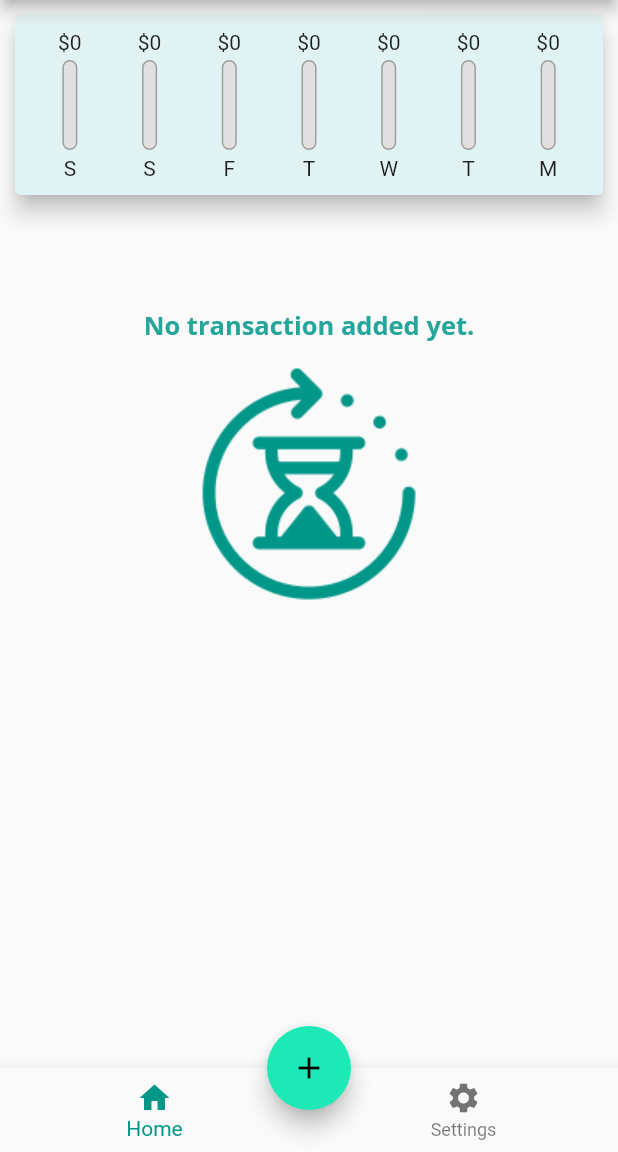
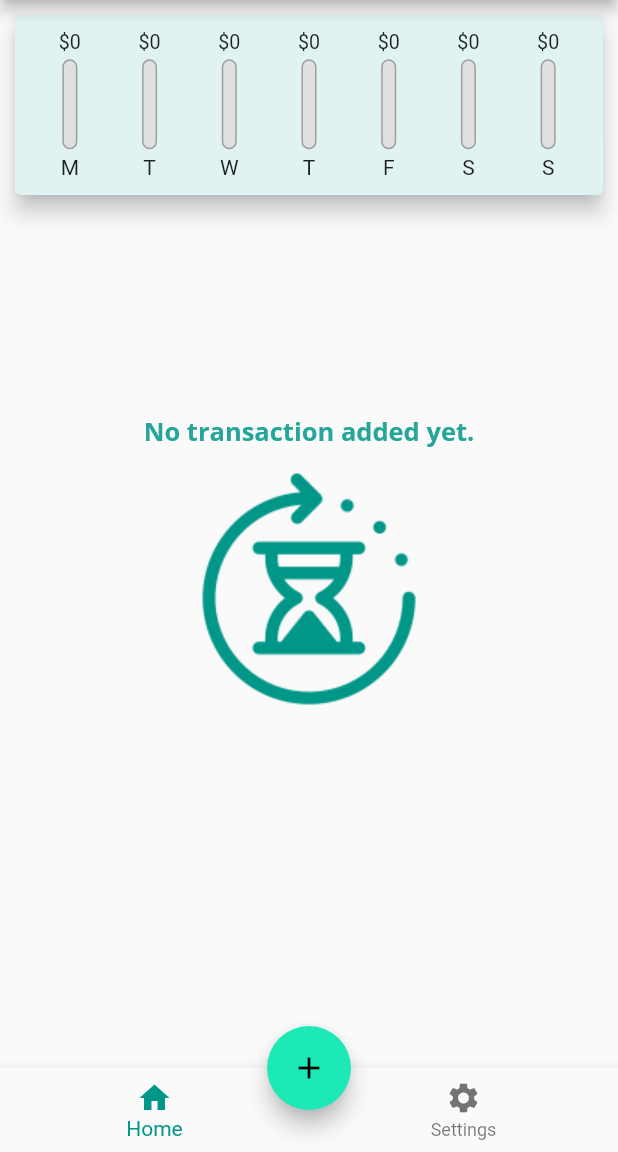
Before and after one commit to inisoultani/flutter-expense-planner, a Flutter app: the screen it shows after launch, on a phone screen of 412 x 824 dp, the part 84-1236 px from its top. Run offline on Flutter 3.47's test engine with Material 2 defaults, Android fonts, the phone set to English and light mode, and no system bars.

Commit message:
add delete button add and adjust ListTransactions height

```diff
--- a/lib/main.dart
+++ b/lib/main.dart
@@ -17,13 +17,20 @@ class ExpensePlannerApp extends StatelessWidget {
         primarySwatch: Colors.teal,
         accentColor: Colors.tealAccent[400],
         fontFamily: 'Quicksand',
+        errorColor: Colors.red,
         textTheme: ThemeData.light().textTheme.copyWith(
           headline6: TextStyle(
             fontFamily: 'OpenSans',
             fontSize: 17,
             fontWeight: FontWeight.bold,
             color: Colors.teal[400]
-          )
+          ),
+          button: TextStyle(color: Colors.white)
+        ),
+        buttonTheme: ThemeData.light().buttonTheme.copyWith(
+          focusColor: Colors.red,
+          buttonColor: Colors.red,
+          height: 30,
         ),
         appBarTheme: AppBarTheme(
           textTheme: ThemeData.light().textTheme.copyWith(
--- a/lib/widgets/chart.dart
+++ b/lib/widgets/chart.dart
@@ -23,7 +23,7 @@ class Chart extends StatelessWidget {
         'day': DateFormat.E().format(weekDay).substring(0, 1),
         'amount': totalSum,
       };
-    });
+    }).reversed.toList();
   }
 
   double get totalSpending {
--- a/lib/widgets/chart_bar.dart
+++ b/lib/widgets/chart_bar.dart
@@ -15,7 +15,12 @@ class ChartBar extends StatelessWidget {
     //print('spendingPctTotal : $spendingPctTotal');
     return Column(
       children: [
-        FittedBox(child: Text('\$${spendingAmount.toStringAsFixed(0)}')),
+        Container(
+          height: 15,
+          child: FittedBox(
+            child: Text('\$${spendingAmount.toStringAsFixed(0)}')
+          )
+        ),
         SizedBox(
           height: 4,
         ),
--- a/lib/widgets/transaction_list.dart
+++ b/lib/widgets/transaction_list.dart
@@ -5,8 +5,10 @@ import '../models/transaction.dart';
 
 class TransactionList extends StatelessWidget {
   final List<Transaction> userTransactions;
+  final Function deleteTransaction;
 
-  TransactionList({required this.userTransactions});
+  TransactionList(
+      {required this.userTransactions, required this.deleteTransaction});
 
   List<_TransactionCard> renderTransactionCards() {
     return userTransactions
@@ -19,7 +21,7 @@ class TransactionList extends StatelessWidget {
   @override
   Widget build(BuildContext context) {
     return Container(
-      height: MediaQuery.of(context).size.height * 0.43,
+      height: MediaQuery.of(context).size.height * 0.6,
       child: this.userTransactions.isEmpty
           ? Column(
               children: [
@@ -42,7 +44,10 @@ class TransactionList extends StatelessWidget {
                 // return _TransactionCard(
                 //   transaction: this.userTransactions[idx],
                 // );
-                return _ListTileCard(transaction: this.userTransactions[idx],);
+                return _ListTileCard(
+                  transaction: this.userTransactions[idx],
+                  deleteTransaction: this.deleteTransaction,
+                );
               },
             ),
     );
@@ -114,8 +119,9 @@ class _TransactionCard extends StatelessWidget {
 
 class _ListTileCard extends StatelessWidget {
   final Transaction transaction;
+  final Function deleteTransaction;
 
-  _ListTileCard({required this.transaction});
+  _ListTileCard({required this.transaction, required this.deleteTransaction});
 
   @override
   Widget build(BuildContext context) {
@@ -145,6 +151,11 @@ class _ListTileCard extends StatelessWidget {
           DateFormat.yMEd().add_jms().format(transaction.date),
           style: TextStyle(fontSize: 12, color: Colors.grey),
         ),
+        trailing: IconButton(
+          icon: Icon(Icons.delete),
+          color: Theme.of(context).errorColor,
+          onPressed: () => this.deleteTransaction(transaction.id),
+        ),
       ),
     );
   }
--- a/lib/widgets/user_transactions.dart
+++ b/lib/widgets/user_transactions.dart
@@ -29,32 +29,34 @@ class UserTransactionsState extends State<UserTransactions> {
 
   List<Transaction> get _recentTransaction {
     return this._userTransactions.where((transaction) {
-      return transaction.date.isAfter(
-        DateTime.now().subtract(
-          Duration(days: 7)
-        )
-      );
+      return transaction.date
+          .isAfter(DateTime.now().subtract(Duration(days: 7)));
     }).toList();
   }
 
-
-  void createNewTransaction(String title, double amount) {
+  void createNewTransaction(String title, double amount, DateTime trxDateTime) {
     setState(() {
       _userTransactions.add(Transaction(
         id: DateTime.now().millisecondsSinceEpoch.toString(),
-        date: DateTime.now(),
+        date: trxDateTime != null ? trxDateTime : DateTime.now(),
         title: title,
         amount: amount,
       ));
     });
   }
 
+  void _deleteTransaction(String id) {
+    setState(() {
+      _userTransactions.removeWhere((transaction) => transaction.id == id);
+    });
+  }
 
-void openModalBottomSheetNewTransaction(BuildContext context) {
+  void openModalBottomSheetNewTransaction(BuildContext context) {
     showModalBottomSheet(
         context: context,
         builder: (buildContext) {
-          return TransactionForm(createNewTransaction: this.createNewTransaction);
+          return TransactionForm(
+              createNewTransaction: this.createNewTransaction);
         });
   }
 
@@ -64,8 +66,13 @@ void openModalBottomSheetNewTransaction(BuildContext context) {
       mainAxisAlignment: MainAxisAlignment.start,
       crossAxisAlignment: CrossAxisAlignment.center,
       children: [
-        Chart(recentTransactions: this._recentTransaction,),
-        TransactionList(userTransactions: this._userTransactions,),
+        Chart(
+          recentTransactions: this._recentTransaction,
+        ),
+        TransactionList(
+          userTransactions: this._userTransactions,
+          deleteTransaction: this._deleteTransaction,
+        ),
       ],
     );
   }
```
Also changed, not shown: lib/widgets/transaction_form.dart (+41 -11 lines).
